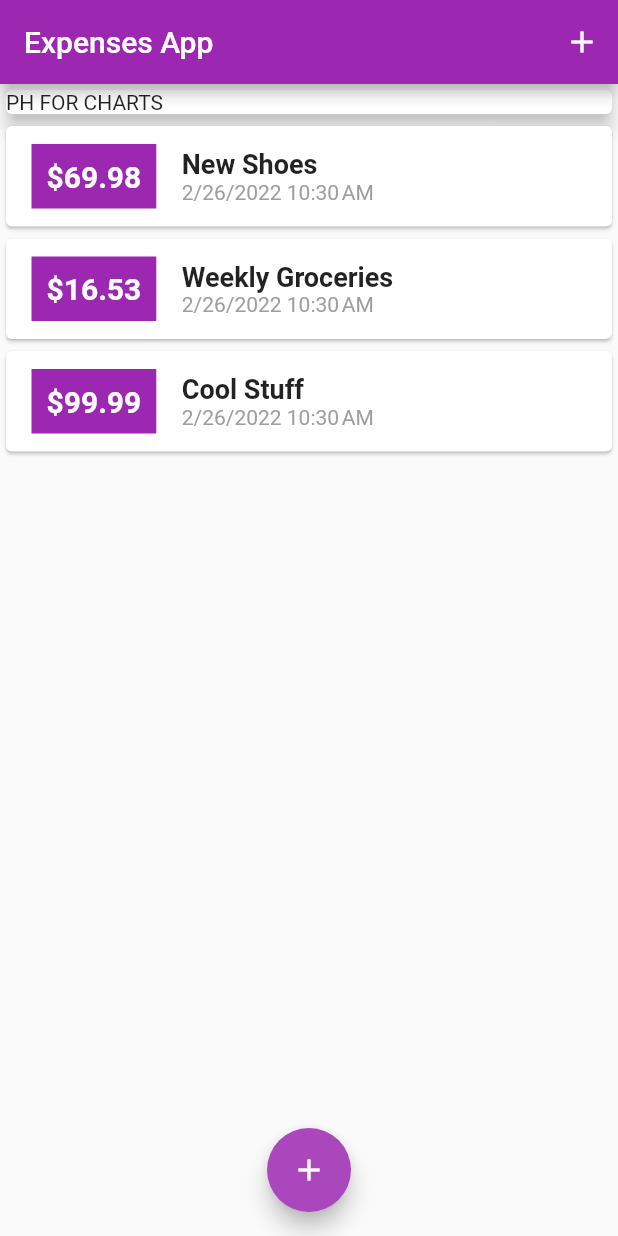
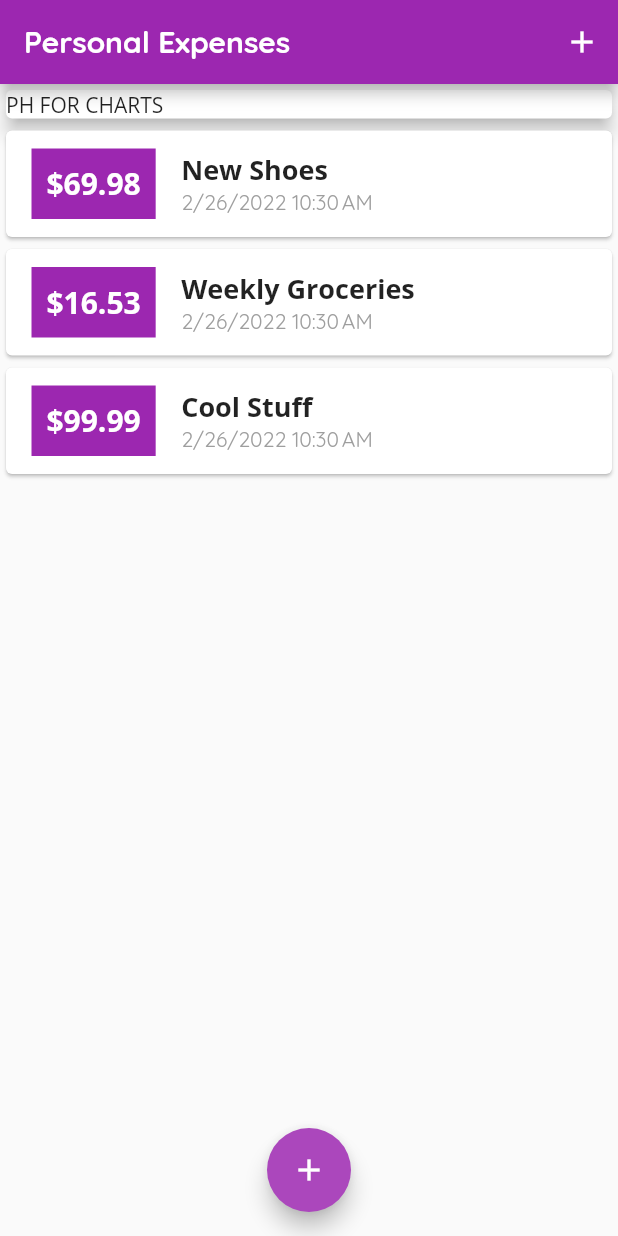
Before and after one commit to mubinbin/expenses_app, a Flutter app: the screen it shows after launch, on a phone screen of 412 x 824 dp. Run offline on Flutter 3.47's test engine with Material 2 defaults, Android fonts, the phone set to English and light mode, and no system bars.

Commit message:
added text theme in ThemeData. Manage font theme in one place

```diff
--- a/lib/main.dart
+++ b/lib/main.dart
@@ -1,4 +1,5 @@
-import 'package:flutter/gestures.dart';
+import 'dart:ui';
+
 import 'package:flutter/material.dart';
 import 'widgets/home.dart';
 
@@ -12,9 +13,24 @@ class ExpensesApp extends StatelessWidget {
   @override
   Widget build(BuildContext context) {
     return MaterialApp(
-      title: 'Flutter App Practices',
+      title: 'Expenses App Practices',
       theme: ThemeData(
         primarySwatch: Colors.purple,
+        fontFamily: 'OpenSans', // app global font style
+        textTheme: const TextTheme(
+          headline6: TextStyle(
+              fontSize: 20, fontWeight: FontWeight.bold, color: Colors.white),
+          subtitle1: TextStyle(fontSize: 18, fontWeight: FontWeight.bold),
+          bodyText1: TextStyle(
+              fontSize: 14, fontFamily: 'Quicksand', color: Colors.grey),
+        ),
+        appBarTheme: const AppBarTheme(
+          titleTextStyle: TextStyle(
+            fontFamily: 'Quicksand',
+            fontSize: 20,
+            fontWeight: FontWeight.bold,
+          ),
+        ),
         colorScheme: ColorScheme.fromSwatch().copyWith(
           secondary: Colors.purple[400],
           primary: Colors.purple,
--- a/lib/widgets/home.dart
+++ b/lib/widgets/home.dart
@@ -64,7 +64,7 @@ class _MyHomePageState extends State<MyHomePage> {
   Widget build(BuildContext context) {
     return Scaffold(
       appBar: AppBar(
-        title: const Text('Expenses App'),
+        title: const Text('Personal Expenses'),
         actions: <Widget>[
           IconButton(
             onPressed: () => _startAddNewTransaction(context),
@@ -90,7 +90,7 @@ class _MyHomePageState extends State<MyHomePage> {
       floatingActionButtonLocation: FloatingActionButtonLocation.centerFloat,
       floatingActionButton: FloatingActionButton(
         onPressed: () => _startAddNewTransaction(context),
-        splashColor: Colors.purple,
+        splashColor: Colors.white,
         child: const Icon(Icons.add),
       ),
     );
--- a/lib/widgets/transaction_list.dart
+++ b/lib/widgets/transaction_list.dart
@@ -32,11 +32,7 @@ class TransactionList extends StatelessWidget {
                   padding: const EdgeInsets.all(10),
                   child: Text(
                     '\$${((userTransactions[index].amount * 100).truncateToDouble() / 100)}', // only display 2 decimal
-                    style: const TextStyle(
-                      fontWeight: FontWeight.bold,
-                      fontSize: 20,
-                      color: Colors.white,
-                    ),
+                    style: Theme.of(context).textTheme.headline6,
                   ),
                 ),
                 Column(
@@ -44,19 +40,14 @@ class TransactionList extends StatelessWidget {
                   children: <Widget>[
                     Text(
                       userTransactions[index].title,
-                      style: const TextStyle(
-                        fontSize: 18,
-                        fontWeight: FontWeight.bold,
-                      ),
+                      style: Theme.of(context).textTheme.subtitle1,
                     ),
                     Text(
                       // DateFormat('MMM d, y').format(t.date),
                       DateFormat.yMd()
                           .add_jm()
                           .format(userTransactions[index].date),
-                      style: const TextStyle(
-                        color: Colors.grey,
-                      ),
+                      style: Theme.of(context).textTheme.bodyText1,
                     ),
                   ],
                 )
```
Also changed, not shown: pubspec.yaml (+11 -6 lines), assets/fonts/OpenSans-Bold.ttf (added), assets/fonts/OpenSans-Regular.ttf (added), assets/fonts/Quicksand-Bold.ttf (added), assets/fonts/Quicksand-Light.ttf (added), assets/fonts/Quicksand-Medium.ttf (added), assets/fonts/Quicksand-Regular.ttf (added).
